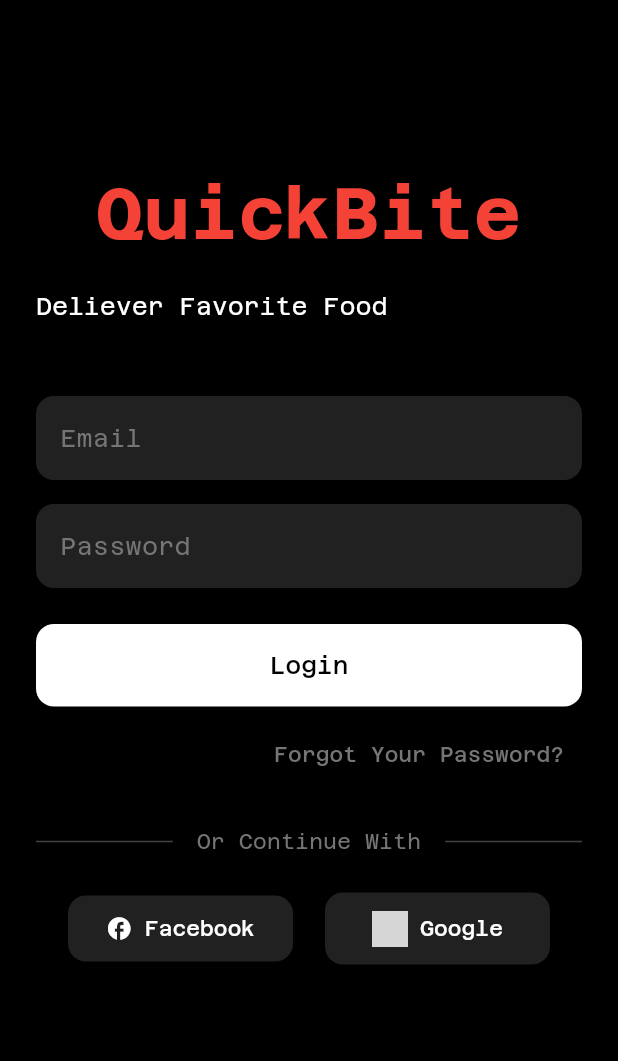
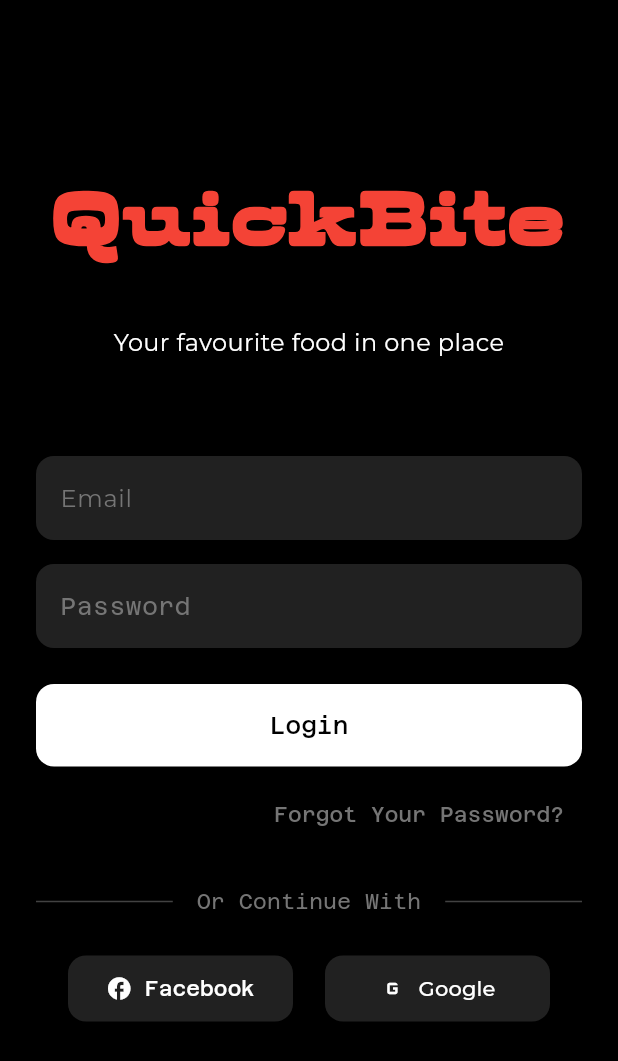
Before and after one commit to Dukeazeta/Quickbite-v3, a Flutter app: the screen it shows after launch, on a phone screen of 412 x 824 dp. Shown: the top 1061 px of the screen. Run offline on Flutter 3.47's test engine with Material 3 defaults, Android fonts, the phone set to English and light mode, and no system bars; our stand-ins replace equatable, flutter_bloc, google_fonts; grey boxes are pictures that could not be loaded.

Commit message:
Fixed quickbite logo

```diff
--- a/quickbitev3/lib/screens/auth/login_screen.dart
+++ b/quickbitev3/lib/screens/auth/login_screen.dart
@@ -1,5 +1,6 @@
 import 'package:flutter/material.dart';
 import 'package:flutter_bloc/flutter_bloc.dart';
+import 'package:google_fonts/google_fonts.dart'; // Add this import
 import '../../blocs/auth/auth_bloc.dart';
 
 class LoginScreen extends StatefulWidget {
@@ -50,29 +51,32 @@
                         const Text(
                           'QuickBite',
                           style: TextStyle(
-                            color: Colors.red,
-                            fontSize: 48,
-                            fontWeight: FontWeight.bold,
-                            fontFamily: 'AzeretMono',
+                            color: Color.fromRGBO(244, 67, 54, 1),
+                            fontSize: 54,
+                            fontWeight: FontWeight.w800,
+                            fontFamily: 'Boxing',
+                            letterSpacing: 2,
                           ),
                           textAlign: TextAlign.center,
                         ),
-                        const SizedBox(height: 16),
-                        const Text(
-                          'Deliever Favorite Food',
-                          style: TextStyle(
+                        const SizedBox(height: 32),
+                        Text(
+                          'Your favourite food in one place',
+                          style: GoogleFonts.montserrat(
                             color: Colors.white,
                             fontSize: 16,
                           ),
+                          textAlign: TextAlign.center,
                         ),
-                        const SizedBox(height: 48),
+                        const SizedBox(height: 64),
                         // Email TextField
                         TextField(
                           controller: _emailController,
-                          style: const TextStyle(color: Colors.white),
+                          style: GoogleFonts.montserrat(color: Colors.white),
                           decoration: InputDecoration(
                             hintText: 'Email',
-                            hintStyle: TextStyle(color: Colors.grey[600]),
+                            hintStyle:
+                                GoogleFonts.montserrat(color: Colors.grey[600]),
                             filled: true,
                             fillColor: Colors.grey[900],
                             border: OutlineInputBorder(
@@ -178,11 +182,9 @@
                               width: 150,
                               child: ElevatedButton.icon(
                                 onPressed: () {},
-                                icon: Image.asset(
-                                    'assets/images/google_icon.png',
-                                    height: 24),
+                                icon: Icon(Icons.g_mobiledata, color: Colors.white), // Using a Google-like icon from Material Icons
                                 label: Text('Google',
-                                    style: TextStyle(color: Colors.white)),
+                                    style: GoogleFonts.montserrat(color: Colors.white)),
                                 style: ElevatedButton.styleFrom(
                                   backgroundColor: Colors.grey[900],
                                   padding: EdgeInsets.symmetric(vertical: 12),
--- a/quickbitev3/pubspec.yaml
+++ b/quickbitev3/pubspec.yaml
@@ -13,6 +13,7 @@
   flutter_bloc: ^8.1.4
   equatable: ^2.0.5
   cupertino_icons: ^1.0.8
+  google_fonts: ^6.1.0  # Add this line
 
 dev_dependencies:
   flutter_test:
@@ -21,7 +22,8 @@
 
 flutter:
   uses-material-design: true
-
+  assets:
+    - assets/images/
   fonts:
     - family: Boxing
       fonts:
@@ -29,3 +31,4 @@
     - family: AzeretMono
       fonts:
         - asset: assets/AzeretMono_Complete/Fonts/TTF/AzeretMono-Variable.ttf
+          weight: 400
```
Also changed, not shown: quickbitev3/pubspec.lock, 1 other file.
